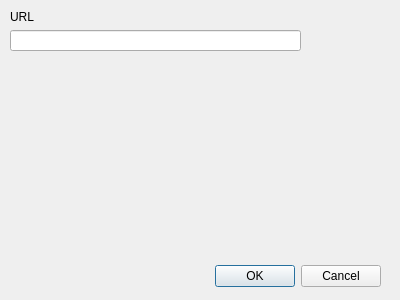
Qt form GeoContextQGISPlugin_options_dialog_base.ui (kartoza/GeoContextQGISPlugin) before a commit.
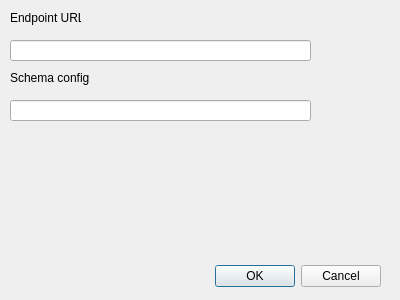
The same form after that commit. Custom widgets are drawn as their Qt base class.

Diff of the .ui file:
```diff
--- a/GeoContextQGISPlugin_options_dialog_base.ui
+++ b/GeoContextQGISPlugin_options_dialog_base.ui
@@ -29,36 +29,56 @@
     <set>QDialogButtonBox::Cancel|QDialogButtonBox::Ok</set>
    </property>
   </widget>
-  <widget class="QgsFilterLineEdit" name="lineUrl">
-   <property name="geometry">
-    <rect>
-     <x>10</x>
-     <y>30</y>
-     <width>291</width>
-     <height>21</height>
-    </rect>
-   </property>
-   <property name="text">
-    <string/>
-   </property>
-   <property name="value">
-    <string/>
-   </property>
-   <property name="qgisRelation" stdset="0">
-    <string notr="true"/>
-   </property>
-  </widget>
-  <widget class="QLabel" name="lblUrl">
+  <widget class="QLabel" name="lblEndpointUrl">
    <property name="geometry">
     <rect>
      <x>10</x>
      <y>10</y>
-     <width>47</width>
-     <height>13</height>
+     <width>71</width>
+     <height>16</height>
     </rect>
    </property>
    <property name="text">
-    <string>URL</string>
+    <string>Endpoint URL</string>
+   </property>
+  </widget>
+  <widget class="QLabel" name="lblSchema">
+   <property name="geometry">
+    <rect>
+     <x>10</x>
+     <y>70</y>
+     <width>91</width>
+     <height>16</height>
+    </rect>
+   </property>
+   <property name="text">
+    <string>Schema config</string>
+   </property>
+  </widget>
+  <widget class="QgsFilterLineEdit" name="lineUrl">
+   <property name="geometry">
+    <rect>
+     <x>10</x>
+     <y>40</y>
+     <width>301</width>
+     <height>21</height>
+    </rect>
+   </property>
+   <property name="qgisRelation" stdset="0">
+    <string notr="true"/>
+   </property>
+  </widget>
+  <widget class="QgsFilterLineEdit" name="lineSchema">
+   <property name="geometry">
+    <rect>
+     <x>10</x>
+     <y>100</y>
+     <width>301</width>
+     <height>21</height>
+    </rect>
+   </property>
+   <property name="qgisRelation" stdset="0">
+    <string notr="true"/>
    </property>
   </widget>
  </widget>
```
